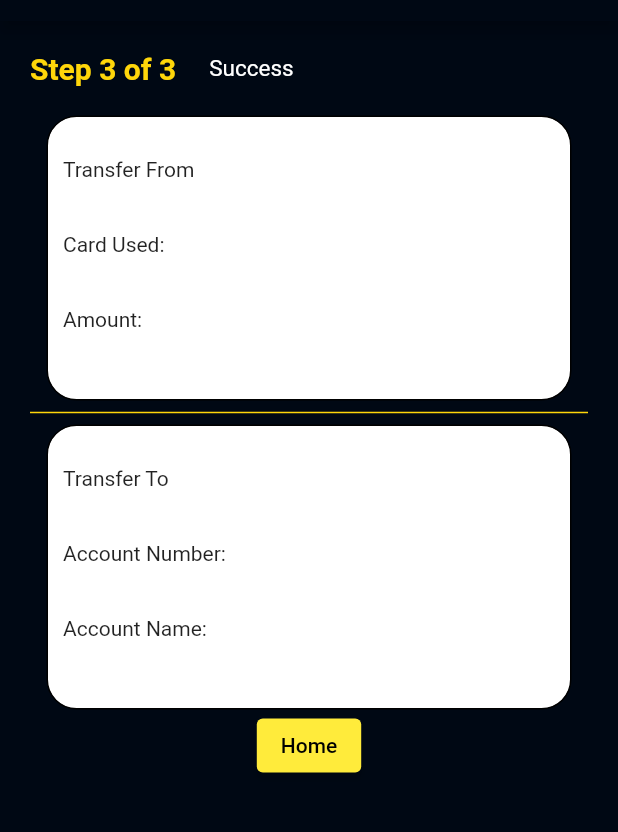
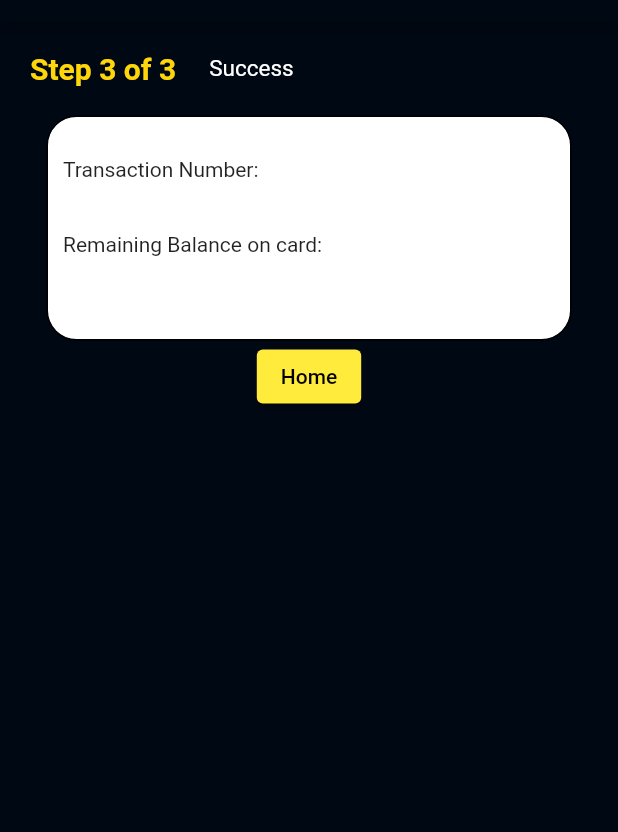
Before and after one commit to LaurenceOfValencia/mobile-banking-app, a Flutter app: the TransferMoneySuccess screen opened directly, on a phone screen of 412 x 824 dp, the part 63-895 px from its top. Run offline on Flutter 3.47's test engine with Material 2 defaults, Android fonts, the phone set to English and light mode, and no system bars.

Commit message:
transfer money screen 3 finalized

```diff
--- a/lib/transfer_money_confirmation_page.dart
+++ b/lib/transfer_money_confirmation_page.dart
@@ -3,6 +3,7 @@
 import 'package:flutter/material.dart';
 import 'package:mobile_banking_app/splash_screen.dart';
 import 'package:mobile_banking_app/transfer_money_screen.dart';
+import 'package:mobile_banking_app/transfer_money_success.dart';
 
 class TransferMoneyConfirmation extends StatelessWidget {
   const TransferMoneyConfirmation({Key? key}) : super(key: key);
@@ -142,7 +143,7 @@ class TransferMoneyConfirmation extends StatelessWidget {
                   Navigator.push(
                     context,
                     MaterialPageRoute(
-                        builder: (context) => TransferMoneyConfirmation()),
+                        builder: (context) => TransferMoneySuccess()),
                   );
                 },
                 child: Text(
--- a/lib/transfer_money_success.dart
+++ b/lib/transfer_money_success.dart
@@ -60,7 +60,7 @@ class TransferMoneySuccess extends StatelessWidget {
               ),
             ),
             Container(
-              height: 190,
+              height: 150,
               width: 350,
               decoration: BoxDecoration(
                 color: Colors.white,
@@ -74,57 +74,13 @@ class TransferMoneySuccess extends StatelessWidget {
                     height: 50,
                     child: const Align(
                         alignment: Alignment.centerLeft,
-                        child: Text('Transfer From')),
+                        child: Text('Transaction Number: ')),
                   ),
                   Container(
                     height: 50,
                     child: const Align(
                         alignment: Alignment.centerLeft,
-                        child: Text('Card Used: ')),
-                  ),
-                  Container(
-                    height: 50,
-                    child: const Align(
-                        alignment: Alignment.centerLeft,
-                        child: Text('Amount:')),
-                  ),
-                ],
-              ),
-            ),
-            const Divider(
-              color: Color(0xFFFFD60A),
-              indent: 20,
-              endIndent: 20,
-              thickness: 1,
-            ),
-            Container(
-              height: 190,
-              width: 350,
-              decoration: BoxDecoration(
-                color: Colors.white,
-                border: Border.all(),
-                borderRadius: BorderRadius.all(Radius.circular(20)),
-              ),
-              child: ListView(
-                padding: const EdgeInsets.all(10),
-                children: <Widget>[
-                  Container(
-                    height: 50,
-                    child: const Align(
-                        alignment: Alignment.centerLeft,
-                        child: Text('Transfer To ')),
-                  ),
-                  Container(
-                    height: 50,
-                    child: const Align(
-                        alignment: Alignment.centerLeft,
-                        child: Text('Account Number: ')),
-                  ),
-                  Container(
-                    height: 50,
-                    child: const Align(
-                        alignment: Alignment.centerLeft,
-                        child: Text('Account Name: ')),
+                        child: Text('Remaining Balance on card:')),
                   ),
                 ],
               ),
```
